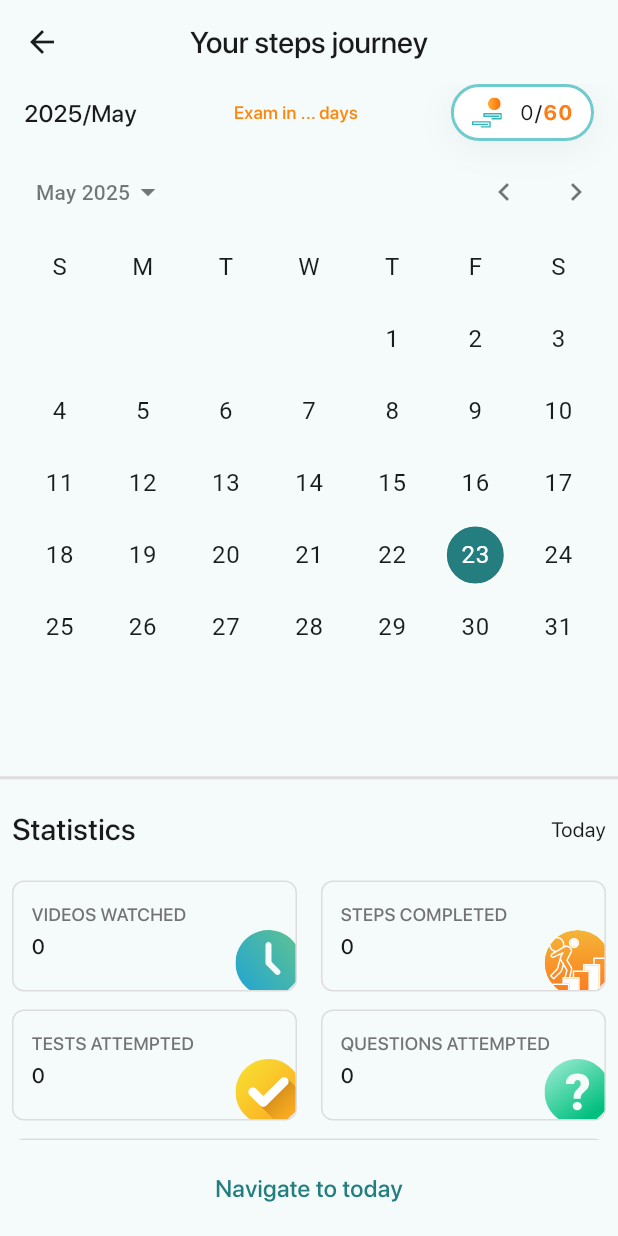
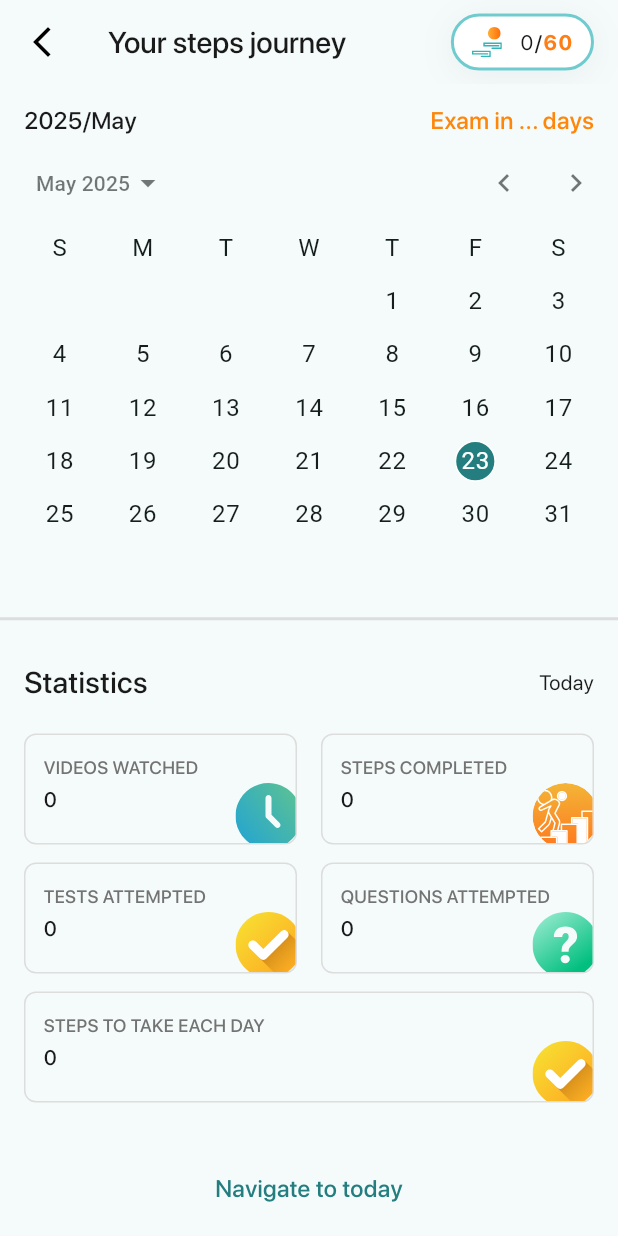
Before and after one commit to mYashavanth/step_mobile, a Flutter app: the HomePage screen opened by its route, after a tap on "View", on a phone screen of 412 x 824 dp. Run offline on Flutter 3.47's test engine with Material 3 defaults, Android fonts, the phone set to English and light mode, and no system bars; drawn by our look-alikes of calendar_date_picker2; our stand-ins replace chewie, firebase_analytics, firebase_core, flutter_localization, flutter_otp_text_field, flutter_secure_storage and 5 more; accounts and stored records are empty; network calls fail; project files that could hold a hidden picture were left out.

Commit message:
made some ui changes

```diff
--- a/lib/views/calendar_screen.dart
+++ b/lib/views/calendar_screen.dart
@@ -161,7 +161,16 @@
 
     return Scaffold(
       appBar: AppBar(
-        centerTitle: true,
+        // centerTitle: true,
+        leading: IconButton(
+          onPressed: () {
+            Navigator.pop(context);
+          },
+          icon: const Icon(
+            Icons.arrow_back_ios_new,
+            color: Colors.black,
+          ),
+        ),
         title: const Text(
           'Your steps journey',
           style: TextStyle(
@@ -172,46 +181,15 @@
             height: 1.40,
           ),
         ),
-      ),
-      body: SingleChildScrollView(
-        child: Column(
-          children: [
+        actions: [
           Padding(
-              padding: const EdgeInsets.symmetric(
-                  horizontal: 16.0), // adjust as needed
-              child: Row(
-                mainAxisAlignment: MainAxisAlignment.spaceBetween,
-                children: [
-                  Text(
-                    "${DateTime.now().year}/${_monthName(DateTime.now().month)}",
-                    style: const TextStyle(
-                      color: Color(0xFF1A1A1A),
-                      fontSize: 16,
-                      fontFamily: 'SF Pro Display',
-                      fontWeight: FontWeight.w500,
-                      height: 1,
-                    ),
-                  ),
-                  Text(
-                    daysToExam != null
-                        ? " Exam in $daysToExam days"
-                        : " Exam in ... days",
-                    style: const TextStyle(
-                      color: Color(0xFFFE860A),
-                      fontSize: 12,
-                      fontFamily: 'SF Pro Display',
-                      fontWeight: FontWeight.w500,
-                      height: 1,
-                    ),
-                  ),
-                  Container(
-                    padding:
-                        const EdgeInsets.symmetric(horizontal: 12, vertical: 6),
+            padding: const EdgeInsets.only(right: 16.0),
+            child: Container(
+              padding: const EdgeInsets.symmetric(horizontal: 12, vertical: 6),
               decoration: ShapeDecoration(
                 color: Colors.white,
                 shape: RoundedRectangleBorder(
-                        side: const BorderSide(
-                            width: 2, color: Color(0xB231B5B9)),
+                  side: const BorderSide(width: 2, color: Color(0xB231B5B9)),
                   borderRadius: BorderRadius.circular(50),
                 ),
                 shadows: const [
@@ -269,6 +247,39 @@
                 ],
               ),
             ),
+          ),
+        ],
+      ),
+      body: SingleChildScrollView(
+        child: Column(
+          children: [
+            Padding(
+              padding: const EdgeInsets.fromLTRB(16.0, 16.0, 16.0, 0.0),
+              child: Row(
+                mainAxisAlignment: MainAxisAlignment.spaceBetween,
+                children: [
+                  Text(
+                    "${DateTime.now().year}/${_monthName(DateTime.now().month)}",
+                    style: const TextStyle(
+                      color: Color(0xFF1A1A1A),
+                      fontSize: 16,
+                      fontFamily: 'SF Pro Display',
+                      fontWeight: FontWeight.w500,
+                      height: 1,
+                    ),
+                  ),
+                  Text(
+                    daysToExam != null
+                        ? " Exam in $daysToExam days"
+                        : " Exam in ... days",
+                    style: const TextStyle(
+                      color: Color(0xFFFE860A),
+                      fontSize: 16,
+                      fontFamily: 'SF Pro Display',
+                      fontWeight: FontWeight.w500,
+                      height: 1,
+                    ),
+                  ),
                 ],
               ),
             ),
@@ -294,7 +305,7 @@
               height: 12,
             ),
             Padding(
-              padding: const EdgeInsets.all(8.0),
+              padding: const EdgeInsets.all(16.0),
               child: Column(
                 children: [
                   const Row(
@@ -534,7 +545,7 @@
   );
 
   return SizedBox(
-    height: 400,
+    height: 300,
     child: CalendarDatePicker2(
       config: config,
       value: dateList,
--- a/lib/views/home_page.dart
+++ b/lib/views/home_page.dart
@@ -21,6 +21,7 @@
 
 class _HomePageState extends State<HomePage> {
   final storage = const FlutterSecureStorage();
+  var token = '';
 
   int videosWatched = 0;
   bool isLoadingVideosWatched = false;
@@ -53,6 +54,12 @@
     super.initState();
     _loadUserName();
     _initializeState();
+    _loadAuthToken();
+  }
+
+  Future<void> _loadAuthToken() async {
+    token = await storage.read(key: 'token') ?? '';
+    setState(() {});
   }
 
   Future<void> _initializeState() async {
@@ -570,7 +577,7 @@
                   ],
                 ),
                 const SizedBox(height: 20),
-                const UpcomingTests(),
+                // const UpcomingTests(),
                 bannerNotes(context),
                 // Replace the current Resume learning section with this:
                 const Text(
@@ -599,7 +606,10 @@
                       scrollDirection: Axis.horizontal,
                       children: resumeVideos.map((video) {
                         return buildVedioLearnCard(
+                          token: token,
                           imagePath: 'vedio1.png',
+                          bannerImageUrl:
+                              video['banner_image_name']?.toString(),
                           title: video['video_title']?.toString() ?? 'No title',
                           teacherName: video['doctor_name']?.toString() ??
                               'Unknown teacher',
@@ -607,8 +617,7 @@
                               video['video_duration_in_mins']?.toString() ??
                                   '0',
                           videoId: int.tryParse(
-                              video['videoLearningId']?.toString() ??
-                                  '0'), // Convert to int here
+                              video['videoLearningId']?.toString() ?? '0'),
                           videoUrl: video['videoLink']?.toString() ?? '',
                           videoPauseTime: video['video_pause_time']?.toString(),
                           subjectName: video['subject_name']?.toString() ?? '',
@@ -1012,8 +1021,8 @@
                 height: 1.40,
               ),
             ),
-            TextButton(
-              onPressed: () {
+            InkWell(
+              onTap: () {
                 Navigator.pushNamed(
                   context,
                   "/calendar_view",
@@ -1036,7 +1045,7 @@
             )
           ],
         ),
-        const SizedBox(height: 8),
+        const SizedBox(height: 16),
         Row(
           children: [
             Text(
@@ -1112,57 +1121,57 @@
             }),
           ),
         ),
-        GestureDetector(
-          onTap: () {
-            // statusSelectList[0] = true;
-            // statusSelectList[1] = false;
-            // statusSelectList[2] = false;
-            // setState(() {});
-            Navigator.pushNamed(context, "/course_screen" , arguments: {
-              'courseId': 1,
-              'subjectId': 1,
-            });
-          },
-          child: buildStatusCard(
-              false, 'list2.svg', statusSelectList[0], "Pre-Test"),
-        ),
-        const SizedBox(
-          height: 12,
-        ),
-        GestureDetector(
-          onTap: () {
-            // statusSelectList[0] = false;
-            // statusSelectList[1] = true;
-            // statusSelectList[2] = false;
-            // setState(() {});
-            Navigator.pushNamed(context, "/course_screen" , arguments: {
-              'courseId': 1,
-              'subjectId': 1,
-            });
-          },
-          child: buildStatusCard(
-              false, 'vedio.svg', statusSelectList[1], "Videos Lessons"),
-        ),
-        const SizedBox(
-          height: 12,
-        ),
-        GestureDetector(
-          onTap: () {
-            // statusSelectList[0] = false;
-            // statusSelectList[1] = false;
-            // statusSelectList[2] = true;
-            // setState(() {});
-            Navigator.pushNamed(context, "/course_screen", arguments: {
-              'courseId': 1,
-              'subjectId': 1,
-            });
-          },
-          child: buildStatusCard(
-              false, 'list2.svg', statusSelectList[2], "Post-lesson test"),
-        ),
-        const SizedBox(
-          height: 12,
-        ),
+        // GestureDetector(
+        //   onTap: () {
+        //     // statusSelectList[0] = true;
+        //     // statusSelectList[1] = false;
+        //     // statusSelectList[2] = false;
+        //     // setState(() {});
+        //     Navigator.pushNamed(context, "/course_screen" , arguments: {
+        //       'courseId': 1,
+        //       'subjectId': 1,
+        //     });
+        //   },
+        //   child: buildStatusCard(
+        //       false, 'list2.svg', statusSelectList[0], "Pre-Test"),
+        // ),
+        // const SizedBox(
+        //   height: 12,
+        // ),
+        // GestureDetector(
+        //   onTap: () {
+        //     // statusSelectList[0] = false;
+        //     // statusSelectList[1] = true;
+        //     // statusSelectList[2] = false;
+        //     // setState(() {});
+        //     Navigator.pushNamed(context, "/course_screen" , arguments: {
+        //       'courseId': 1,
+        //       'subjectId': 1,
+        //     });
+        //   },
+        //   child: buildStatusCard(
+        //       false, 'vedio.svg', statusSelectList[1], "Videos Lessons"),
+        // ),
+        // const SizedBox(
+        //   height: 12,
+        // ),
+        // GestureDetector(
+        //   onTap: () {
+        //     // statusSelectList[0] = false;
+        //     // statusSelectList[1] = false;
+        //     // statusSelectList[2] = true;
+        //     // setState(() {});
+        //     Navigator.pushNamed(context, "/course_screen", arguments: {
+        //       'courseId': 1,
+        //       'subjectId': 1,
+        //     });
+        //   },
+        //   child: buildStatusCard(
+        //       false, 'list2.svg', statusSelectList[2], "Post-lesson test"),
+        // ),
+        // const SizedBox(
+        //   height: 12,
+        // ),
       ],
     );
   }
```
Also changed, not shown: lib/widgets/course_screen_widgets.dart (+30 -17 lines), lib/widgets/homepage_widgets.dart (+17 -6 lines), assets/icons/video_player.svg (added), pubspec.lock. Lines whose indentation alone changed are shown as unchanged.
